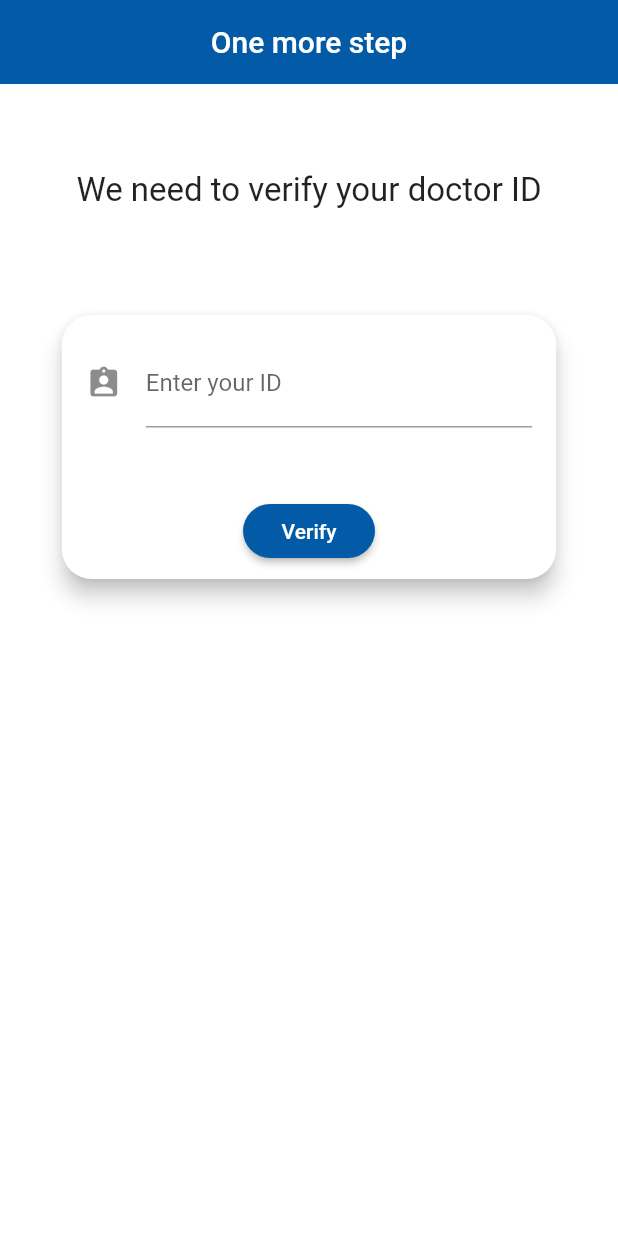
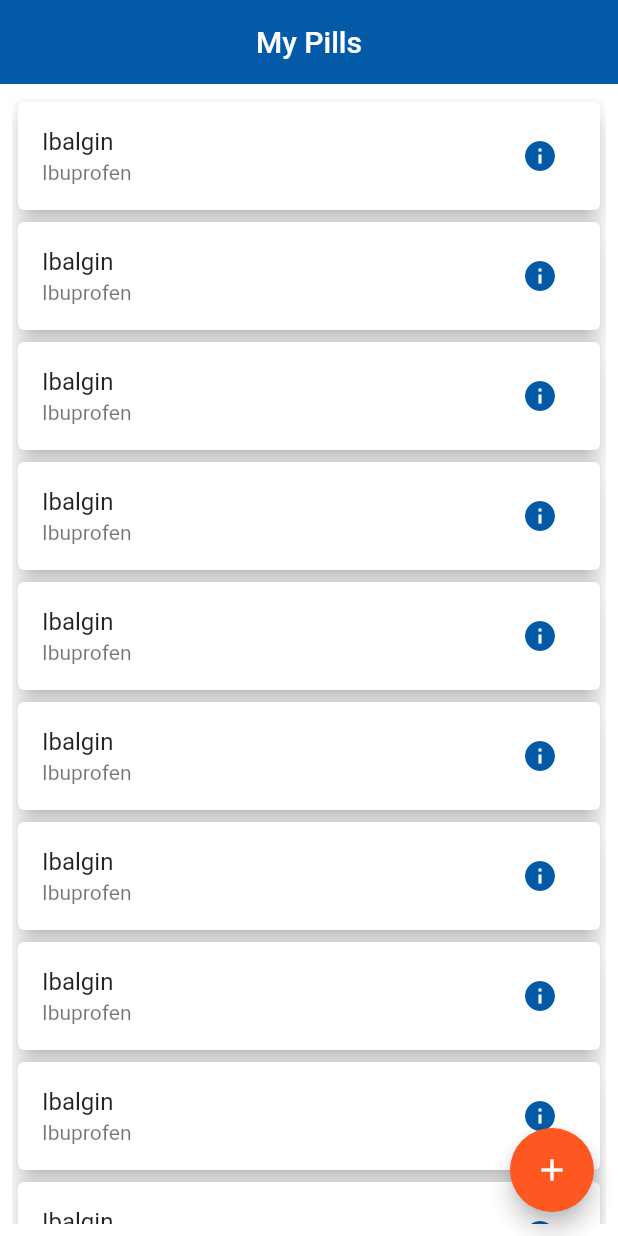
Before and after one commit to MatejKrcek/ceeHacksApp, a Flutter app: the screen it shows after launch, on a phone screen of 412 x 824 dp. Run offline on Flutter 3.47's test engine with Material 2 defaults, Android fonts, the phone set to English and light mode, and no system bars; our stand-ins replace cloud_firestore, firebase_auth, firebase_core, flutter_svg, google_sign_in; accounts and stored records are empty.

Commit message:
list of pills

```diff
--- a/lib/main.dart
+++ b/lib/main.dart
@@ -7,6 +7,7 @@ import 'package:flutter/services.dart';
 //! home: RootPage(),
 import 'package:ceehacks/pages/main_menu_layout_page.dart';
 import 'package:ceehacks/pages/doctor/doctor_verify_page.dart';
+import 'package:ceehacks/pages/patient/patient_pill_list_page.dart';
 
 void main() async {
   WidgetsFlutterBinding.ensureInitialized();
@@ -33,7 +34,7 @@ class MyApp extends StatelessWidget {
         scaffoldBackgroundColor: Colors.white,
         visualDensity: VisualDensity.adaptivePlatformDensity,
       ),
-      home: DoctorVerifyPage(),
+      home: PatientPillsList(),
     );
   }
 }
--- /dev/null
+++ b/lib/pages/patient/patient_pill_list_page.dart
@@ -0,0 +1,41 @@
+import 'package:flutter/material.dart';
+
+class PatientPillsList extends StatelessWidget {
+  @override
+  Widget build(BuildContext context) {
+    final theme = Theme.of(context);
+    return Scaffold(
+      appBar: AppBar(
+        title: Text('My Pills'),
+        centerTitle: true,
+        elevation: 0,
+      ),
+      body: Padding(
+        padding: const EdgeInsets.all(8),
+        child: ListView.builder(
+          itemCount: 10,
+          itemBuilder: (context, index) => Card(
+            elevation: 6,
+            child: ListTile(
+              title: Text('Ibalgin'),
+              subtitle: Text('Ibuprofen'),
+              trailing: IconButton(
+                icon: Icon(
+                  Icons.info,
+                  color: theme.primaryColor,
+                ),
+                onPressed: () {},
+              ),
+            ),
+          ),
+        ),
+      ),
+      floatingActionButton: FloatingActionButton(
+        onPressed: () {},
+        tooltip: 'Add a new pill',
+        //backgroundColor: theme.primaryColor,
+        child: Icon(Icons.add),
+      ),
+    );
+  }
+}
```
Also changed, not shown: lib/pages/patient/patient_add_pill_page.dart (added, +24 -0 lines).
